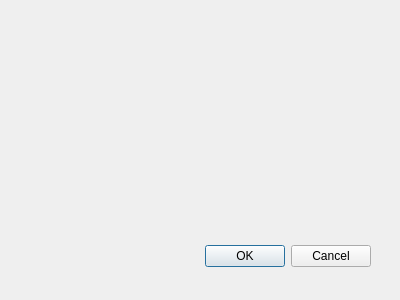
Before: the Qt Designer form HsmMan/about_dlg.ui in jykim74/CryptokiMan, drawn with Qt 5.
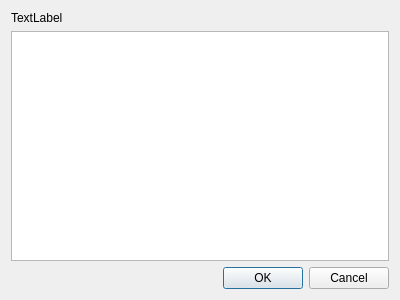
After: the same form once the commit is applied.

```diff
--- a/HsmMan/about_dlg.ui
+++ b/HsmMan/about_dlg.ui
@@ -15,15 +15,19 @@
   <property name="windowTitle">
    <string>Dialog</string>
   </property>
-  <widget name="buttonBox" class="QDialogButtonBox">
-   <property name="geometry">
-    <rect>
-     <x>30</x>
-     <y>240</y>
-     <width>341</width>
-     <height>32</height>
-    </rect>
-   </property>
+  <layout class="QVBoxLayout" name="verticalLayout">
+   <item>
+    <widget class="QLabel" name="label">
+     <property name="text">
+      <string>TextLabel</string>
+     </property>
+    </widget>
+   </item>
+   <item>
+    <widget class="QTextBrowser" name="textBrowser_2"/>
+   </item>
+   <item>
+    <widget class="QDialogButtonBox" name="buttonBox">
    <property name="orientation">
     <enum>Qt::Horizontal</enum>
    </property>
@@ -31,6 +35,8 @@
     <set>QDialogButtonBox::Cancel|QDialogButtonBox::Ok</set>
    </property>
   </widget>
+   </item>
+  </layout>
  </widget>
  <pixmapfunction/>
  <resources/>
```
Left out of the diff: 7 changed lines with no effect on the pictures. Lines whose indentation alone changed are shown as unchanged.
